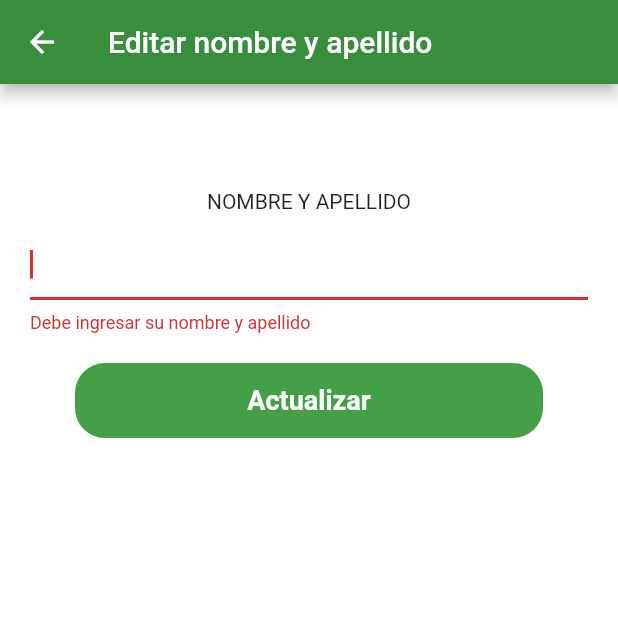
After one commit to UTC1992/AppTaxisAuto, a Flutter app: the EditarNombre screen opened by its route, after a tap on "Actualizar", on a phone screen of 412 x 824 dp, the top half of it. The commit adds this screen. Run offline on Flutter 3.47's test engine with Material 2 defaults, Android fonts, the phone set to English and light mode, and no system bars; our stand-ins replace cloud_firestore, firebase_auth, validators; accounts and stored records are empty.

Commit message:
se esta creando la modificacion del perfil se esta consultando el idDocument para actualizar taxista

```diff
--- a/lib/src/app.dart
+++ b/lib/src/app.dart
@@ -1,9 +1,10 @@
 import 'package:flutter/material.dart';
 import 'ui/view/Viajes.dart';
-import 'navigation/Drawer.dart';
+import 'navigation/DrawerNavigation.dart';
 import 'ui/view/Landing.dart';
 import 'ui/view/Login.dart';
 import 'ui/view/Registro.dart';
+import 'ui/pages/perfil/EditarNombre.dart';
 import 'services/AuthService.dart';
 import 'package:provider/provider.dart';
 
@@ -43,6 +44,9 @@ class NavigationApp extends StatelessWidget {
             case '/viajes':
               return MaterialPageRoute(builder: (context)=> Viajes());
               break;
+            case '/editarNombre':
+              return MaterialPageRoute(builder: (context)=> EditarNombre());
+              break;
           }
         },
       )
--- a/lib/src/models/Taxista.dart
+++ b/lib/src/models/Taxista.dart
@@ -4,6 +4,7 @@ class Taxista {
   String email;
   String ciudad;
   String password;
+  String documentId;
 
   Taxista({
     this.nombre,
@@ -19,4 +20,14 @@ class Taxista {
     'ciudad': ciudad,
   };
 
+  Map<String, dynamic> toMapNombre() => {
+    'nombre': nombre,
+  };
+
+  Taxista.fromJson(Map<String, dynamic> json)
+      : nombre = json['nombre'],
+        email = json['email'],
+        cedula = json['cedula'],
+        ciudad = json['ciudad'];
+
 }
--- a/lib/src/services/AuthService.dart
+++ b/lib/src/services/AuthService.dart
@@ -7,8 +7,14 @@ class AuthService extends ChangeNotifier {
   // create a getter stream
   Stream<FirebaseUser> get onAuthStateChanged => _auth.onAuthStateChanged;
 
-  Future<FirebaseUser> get currentUser async {
-    return await _auth.currentUser();
+  Future currentUser() async {
+    try {
+      FirebaseUser user = await _auth.currentUser();
+      return user;
+    } catch (e) {
+      return e.toString();
+    }
+
   }
 
   Future<void> signOut() async {
--- a/lib/src/services/TaxistaService.dart
+++ b/lib/src/services/TaxistaService.dart
@@ -14,4 +14,36 @@ class TaxistaService {
     }
   }
 
+  Future getTaxistaByEmail(String email) async {
+    try {
+      QuerySnapshot result = await _collectionReference
+      .where('email', isEqualTo: email)
+      .getDocuments();
+
+      //convertir a objeto taxista
+      var data;
+
+      result.documents.forEach((res) {
+        print(res.documentID);
+        data = res.data;
+      });
+
+      return data;
+    } catch (e) {
+      return e.toString();
+    }
+  }
+
+  Future updateTaxista(Taxista taxista) async {
+    try {
+      await _collectionReference
+      .document(taxista.documentId)
+      .updateData(taxista.toMapNombre());
+
+      return true;
+    } catch (e) {
+      return e.toString();
+    }
+  }
+
 }
--- /dev/null
+++ b/lib/src/ui/pages/perfil/EditarNombre.dart
@@ -0,0 +1,101 @@
+import 'package:firebase_auth/firebase_auth.dart';
+import 'package:flutter/material.dart';
+import '../../../viewmodel/TaxistaViewModel.dart';
+
+class EditarNombre extends StatefulWidget {
+  _EditarNombreState createState() => _EditarNombreState();
+}
+
+class _EditarNombreState extends State<EditarNombre> {
+
+  final _formKey = GlobalKey<FormState>();
+  TaxistaViewModel _taxistaViewModel = TaxistaViewModel();
+  FirebaseUser user;
+
+  _getUsuarioLogeado () async {
+    print('Obtener usuario.............');
+    _taxistaViewModel.getUserLogeado();
+  }
+
+  @override
+  void initState() {
+    super.initState();
+    _getUsuarioLogeado();
+  }
+
+  @override
+  Widget build(BuildContext context) {
+    return Scaffold(
+      appBar: AppBar(
+        title: Text('Editar nombre y apellido'),
+      ),
+      body: getContainer(),
+    );
+  }
+
+  Widget getContainer() {
+    return Form(
+      key: _formKey,
+      child: Container(
+        width: double.infinity,
+        decoration: BoxDecoration(color: Colors.white),
+        child: Flex(
+          direction: Axis.vertical,
+          children: [
+            Column(
+              children: [
+                SizedBox(
+                  height: 60,
+                ),
+                Padding(
+                  padding: EdgeInsets.all(10),
+                  child: Text('NOMBRE Y APELLIDO'),
+                ),
+                Padding(
+                  padding: EdgeInsets.symmetric( horizontal: 20),
+                  child: TextFormField(
+                    autofocus: true,
+                    validator: (value) {
+                      if(value.isEmpty) {
+                        return 'Debe ingresar su nombre y apellido';
+                      }
+                      return null;
+                    },
+                  ),
+                ),
+                SizedBox(
+                  height: 20,
+                ),
+                GestureDetector(
+                  onTap: () {
+                    if(_formKey.currentState.validate()) {
+
+                    }
+                  },
+                  child: Container(
+                    height: 50,
+                    margin: EdgeInsets.symmetric(horizontal: 50),
+                    decoration: BoxDecoration(
+                      color: Colors.green[600],
+                      borderRadius: BorderRadius.circular(20),
+                    ),
+                    child: Center(
+                      child: Text(
+                        'Actualizar',
+                        style: TextStyle(
+                          fontSize: 18,
+                          fontWeight: FontWeight.bold,
+                          color: Colors.white,
+                        ),
+                      ),
+                    ),
+                  ),
+                )
+              ],
+            ),
+          ],
+        ),
+      ),
+    );
+  }
+}
--- a/lib/src/ui/view/Ciudad.dart
+++ b/lib/src/ui/view/Ciudad.dart
@@ -1,4 +1,4 @@
-import 'package:AppTaxisAuto/src/services/AuthService.dart';
+import '../../services/AuthService.dart';
 import 'package:flutter/material.dart';
 import 'Viajes.dart';
 
--- a/lib/src/ui/view/Landing.dart
+++ b/lib/src/ui/view/Landing.dart
@@ -3,7 +3,7 @@ import 'package:firebase_auth/firebase_auth.dart';
 import 'package:flutter/material.dart';
 import 'package:provider/provider.dart';
 import 'Bienvenida.dart';
-import '../../navigation/Drawer.dart';
+import '../../navigation/DrawerNavigation.dart';
 
 class Landing extends StatelessWidget {
 
--- a/lib/src/viewmodel/TaxistaViewModel.dart
+++ b/lib/src/viewmodel/TaxistaViewModel.dart
@@ -1,18 +1,35 @@
+import 'package:cloud_firestore/cloud_firestore.dart';
+import 'package:firebase_auth/firebase_auth.dart';
 import '../services/TaxistaService.dart';
+import '../services/AuthService.dart';
 import '../models/Taxista.dart';
 
 class TaxistaViewModel {
   final TaxistaService _taxistaService = TaxistaService();
+  final AuthService _authService = AuthService();
 
-  Future addPost(Taxista taxista) async {
-    dynamic result = await _taxistaService.addTaxista(taxista);
+  Future getUserLogeado() async {
+    FirebaseUser result = await _authService.currentUser();
+    if (result is String) {
+      print('no se puedo obtener el usuario');
+      return false;
+    } else {
+      //print(result.email);
+      getTaxistaByEmail(result.email);
+    }
+  }
+
+  Future getTaxistaByEmail(String email) async {
+    var result = await _taxistaService.getTaxistaByEmail(email);
 
     if (result is String) {
       print('No se pudo registrar el taxista');
     } else {
-      print('Taxista registrado');
+       Taxista user = new Taxista.fromJson(result);
+      print(user.cedula);
     }
 
   }
 
+
 }
```
Also changed, not shown: lib/src/navigation/DrawerNavigation.dart (renamed from lib/src/navigation/Drawer.dart, +13 -2 lines), lib/src/ui/view/Configuraciones.dart (+17 -0 lines), lib/src/ui/view/Perfil.dart (added, +117 -0 lines).
